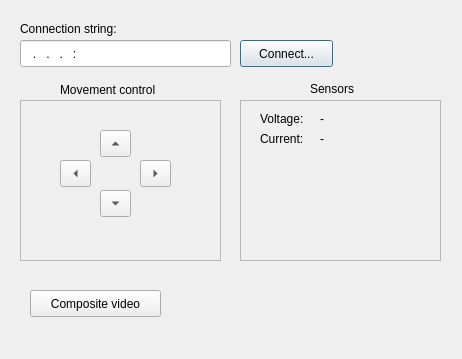
First picture: the form in cherokey-robot/RobotControl/ui/MainForm.ui, repository phoenix367/v2rpins_sdk, before the edit.
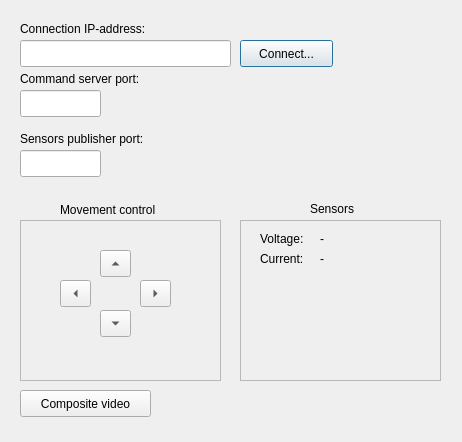
Second picture: the form after the edit.

Commit message: Added input validators Improved UI

```diff
--- a/cherokey-robot/RobotControl/ui/MainForm.ui
+++ b/cherokey-robot/RobotControl/ui/MainForm.ui
@@ -7,7 +7,7 @@
     <x>0</x>
     <y>0</y>
     <width>462</width>
-    <height>359</height>
+    <height>442</height>
    </rect>
   </property>
   <property name="windowTitle">
@@ -31,12 +31,12 @@
     <rect>
      <x>20</x>
      <y>20</y>
-     <width>131</width>
+     <width>151</width>
      <height>17</height>
     </rect>
    </property>
    <property name="text">
-    <string>Connection string:</string>
+    <string>Connection IP-address:</string>
    </property>
   </widget>
   <widget class="QLineEdit" name="txtConnectionString">
@@ -48,15 +48,12 @@
      <height>27</height>
     </rect>
    </property>
-   <property name="inputMask">
-    <string>000.000.000.000:0000; </string>
-   </property>
   </widget>
   <widget class="QFrame" name="frmMove">
    <property name="geometry">
     <rect>
      <x>20</x>
-     <y>100</y>
+     <y>220</y>
      <width>201</width>
      <height>161</height>
     </rect>
@@ -136,7 +133,7 @@
    <property name="geometry">
     <rect>
      <x>60</x>
-     <y>80</y>
+     <y>200</y>
      <width>131</width>
      <height>20</height>
     </rect>
@@ -149,7 +146,7 @@
    <property name="geometry">
     <rect>
      <x>240</x>
-     <y>100</y>
+     <y>220</y>
      <width>201</width>
      <height>161</height>
     </rect>
@@ -217,7 +214,7 @@
    <property name="geometry">
     <rect>
      <x>310</x>
-     <y>80</y>
+     <y>200</y>
      <width>51</width>
      <height>17</height>
     </rect>
@@ -229,8 +226,8 @@
   <widget class="QPushButton" name="btnShowComposite">
    <property name="geometry">
     <rect>
-     <x>30</x>
-     <y>290</y>
+     <x>20</x>
+     <y>390</y>
      <width>131</width>
      <height>27</height>
     </rect>
@@ -242,6 +239,52 @@
     <bool>true</bool>
    </property>
   </widget>
+  <widget class="QLabel" name="label_6">
+   <property name="geometry">
+    <rect>
+     <x>20</x>
+     <y>70</y>
+     <width>151</width>
+     <height>17</height>
+    </rect>
+   </property>
+   <property name="text">
+    <string>Command server port:</string>
+   </property>
+  </widget>
+  <widget class="QLineEdit" name="txtCommandPort">
+   <property name="geometry">
+    <rect>
+     <x>20</x>
+     <y>90</y>
+     <width>81</width>
+     <height>27</height>
+    </rect>
+   </property>
+  </widget>
+  <widget class="QLabel" name="label_7">
+   <property name="geometry">
+    <rect>
+     <x>20</x>
+     <y>130</y>
+     <width>151</width>
+     <height>17</height>
+    </rect>
+   </property>
+   <property name="text">
+    <string>Sensors publisher port:</string>
+   </property>
+  </widget>
+  <widget class="QLineEdit" name="txtSensorsPort">
+   <property name="geometry">
+    <rect>
+     <x>20</x>
+     <y>150</y>
+     <width>81</width>
+     <height>27</height>
+    </rect>
+   </property>
+  </widget>
  </widget>
  <resources/>
  <connections/>
```
The commit also changes 15 other files.
